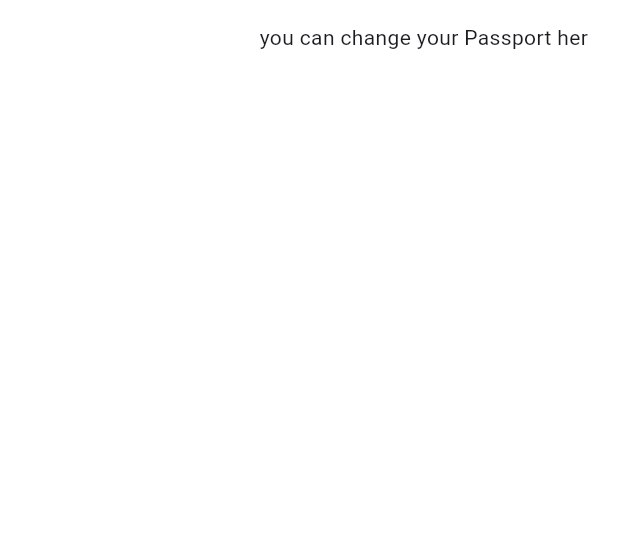
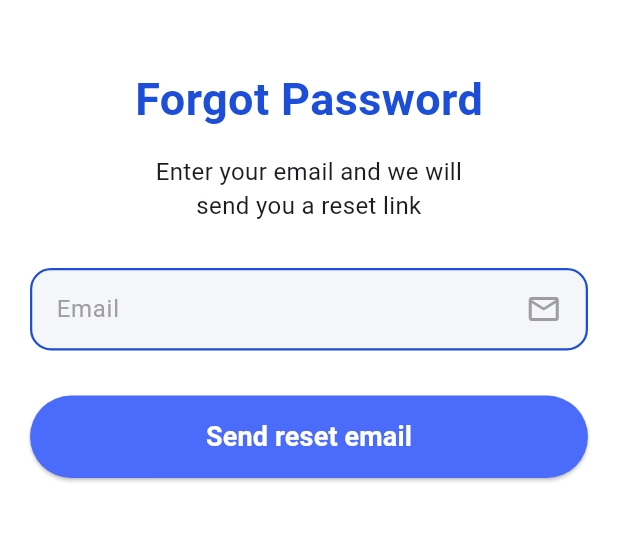
Before and after one commit to Yann23-steve/Team-19-Ema, a Flutter app: the PasswortVergessen screen opened directly, on a phone screen of 412 x 824 dp, the part 113-655 px from its top. Run offline on Flutter 3.47's test engine with Material 3 defaults, Android fonts, the phone set to English and light mode, and no system bars; our stand-ins replace cloud_firestore, firebase_auth, firebase_core, shared_preferences; accounts and stored records are empty.

```diff
--- a/lib/features/auth/passwort_vergessen.dart
+++ b/lib/features/auth/passwort_vergessen.dart
@@ -1,30 +1,92 @@
 import 'package:flutter/material.dart';
+import 'package:firebase_auth/firebase_auth.dart';
 
-class PasswortVergessen extends StatelessWidget {
+class PasswortVergessen extends StatefulWidget {
   const PasswortVergessen({super.key});
+
+  @override
+  State<PasswortVergessen> createState() => _PasswortVergessenState();
+}
+
+class _PasswortVergessenState extends State<PasswortVergessen> {
+  final TextEditingController _emailController = TextEditingController();
+  bool _loading = false;
+
+  @override
+  void dispose() {
+    _emailController.dispose();
+    super.dispose();
+  }
+
+  Future<void> _resetPassword() async {
+    final email = _emailController.text.trim();
+
+    if (email.isEmpty) {
+      ScaffoldMessenger.of(context).showSnackBar(
+        const SnackBar(content: Text("Please enter your email")),
+      );
+      return;
+    }
+
+    setState(() => _loading = true);
+
+    try {
+      await FirebaseAuth.instance.sendPasswordResetEmail(email: email);
+
+      ScaffoldMessenger.of(context).showSnackBar(
+        const SnackBar(
+          content: Text(
+            "Password reset email sent. Please check your inbox.",
+          ),
+        ),
+      );
+
+      Navigator.pop(context); // retour à la page login
+    } on FirebaseAuthException catch (e) {
+      String msg = "Something went wrong.";
+
+      if (e.code == 'user-not-found') {
+        msg = "No account found with this email.";
+      } else if (e.code == 'invalid-email') {
+        msg = "Invalid email address.";
+      }
+
+      ScaffoldMessenger.of(context).showSnackBar(
+        SnackBar(content: Text(msg)),
+      );
+    } finally {
+      setState(() => _loading = false);
+    }
+  }
 
   @override
   Widget build(BuildContext context) {
     return Scaffold(
       body: SafeArea(
+        child: SingleChildScrollView(
           child: Padding(
             padding: const EdgeInsets.all(20),
             child: Column(
               crossAxisAlignment: CrossAxisAlignment.start,
               children: [
+                // ===== Header JobSuche =====
+                Row(
+                  children: [
                     Container(
                       height: 70,
-                  child: Padding(
-                    padding: const EdgeInsets.all(10), // espace interne
+                      padding: const EdgeInsets.all(10),
                       child: Row(
-                      children: [
-                        Text('Job',
+                        children: const [
+                          Text(
+                            'Job',
                             style: TextStyle(
                               fontSize: 28,
                               fontWeight: FontWeight.bold,
                               color: Color(0xFF4B6BFB),
-                          ),),
-                        Text('Suche',
+                            ),
+                          ),
+                          Text(
+                            'Suche',
                             style: TextStyle(
                               fontSize: 28,
                               fontWeight: FontWeight.bold,
@@ -34,16 +96,106 @@ class PasswortVergessen extends StatelessWidget {
                         ],
                       ),
                     ),
+                  ],
                 ),
 
-                Align(
-                  alignment: Alignment.centerRight,
-                  child: Text('you can change your Passport her'),
-                )
+                const SizedBox(height: 30),
 
+                Center(
+                  child: Text(
+                    "Forgot Password",
+                    style: TextStyle(
+                      fontSize: 30,
+                      fontWeight: FontWeight.w700,
+                      color: const Color(0xFF1D4ED8),
+                    ),
+                  ),
+                ),
+
+                const SizedBox(height: 15),
+
+                Center(
+                  child: Text(
+                    "Enter your email and we will\nsend you a reset link",
+                    textAlign: TextAlign.center,
+                    style: TextStyle(
+                      fontSize: 16,
+                      color: Theme.of(context).textTheme.bodyMedium?.color,
+                    ),
+                  ),
+                ),
+
+                const SizedBox(height: 30),
+
+                // ===== Email =====
+                Container(
+                  padding: const EdgeInsets.symmetric(horizontal: 16),
+                  height: 55,
+                  decoration: BoxDecoration(
+                    color: const Color(0xFFF5F6FA),
+                    borderRadius: BorderRadius.circular(14),
+                    border: Border.all(
+                      color: const Color(0xFF1D4ED8),
+                      width: 1.5,
+                    ),
+                  ),
+                  child: Row(
+                    children: [
+                      Expanded(
+                        child: TextField(
+                          controller: _emailController,
+                          keyboardType: TextInputType.emailAddress,
+                          style: TextStyle(
+                            color: Theme.of(context).textTheme.bodyLarge?.color,
+                          ),
+                          decoration: const InputDecoration(
+                            border: InputBorder.none,
+                            hintText: "Email",
+                            hintStyle: TextStyle(
+                              color: Colors.grey,
+                              fontSize: 16,
+                            ),
+                          ),
+                        ),
+                      ),
+                      const Icon(
+                        Icons.mail_outline,
+                        color: Colors.grey,
+                      ),
                     ],
                   ),
-          )
+                ),
+
+                const SizedBox(height: 30),
+
+                // ===== Reset Button =====
+                SizedBox(
+                  width: double.infinity,
+                  height: 55,
+                  child: ElevatedButton(
+                    onPressed: _loading ? null : _resetPassword,
+                    style: ElevatedButton.styleFrom(
+                      backgroundColor: const Color(0xFF4B6BFB),
+                      shape: RoundedRectangleBorder(
+                        borderRadius: BorderRadius.circular(30),
+                      ),
+                    ),
+                    child: _loading
+                        ? const CircularProgressIndicator(color: Colors.white)
+                        : const Text(
+                      "Send reset email",
+                      style: TextStyle(
+                        fontSize: 18,
+                        fontWeight: FontWeight.w600,
+                        color: Colors.white,
+                      ),
+                    ),
+                  ),
+                ),
+              ],
+            ),
+          ),
+        ),
       ),
     );
   }
```
Also changed, not shown: pubspec.lock, 2 other files. Lines whose indentation alone changed are shown as unchanged.
